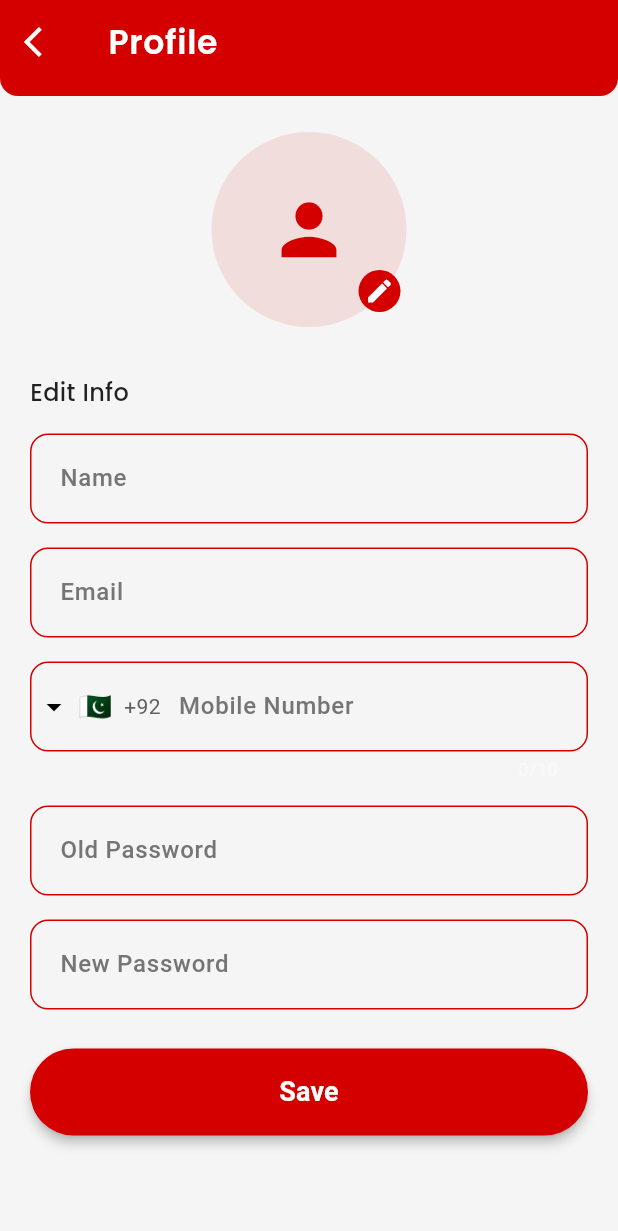
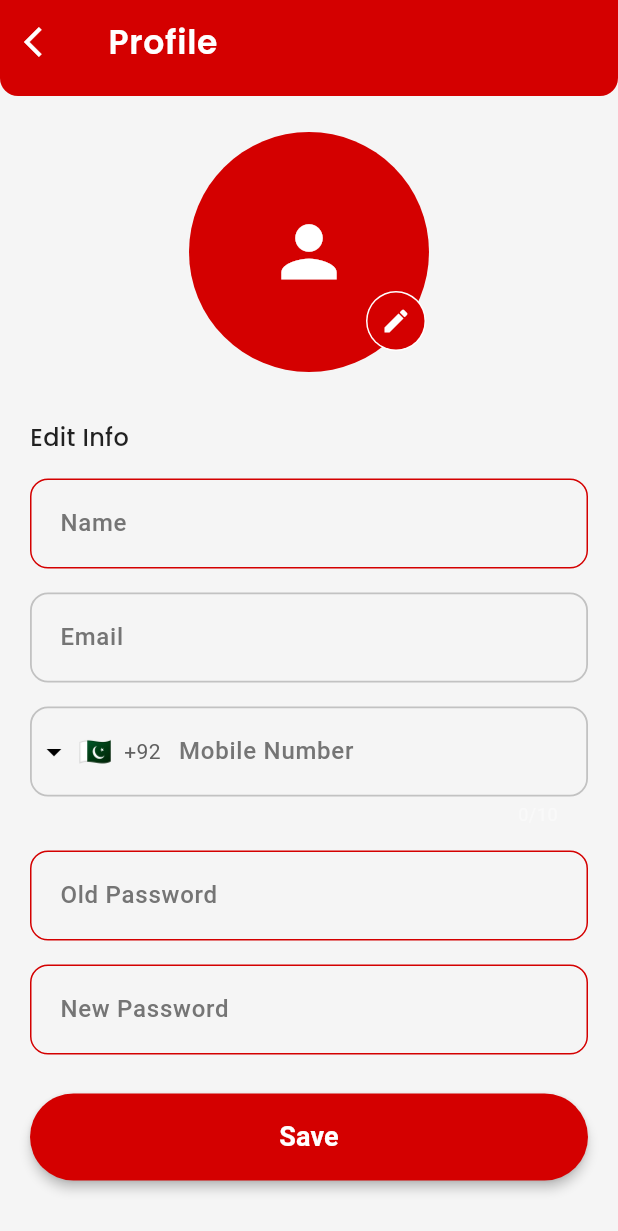
Before and after one commit to Axfal/food_panda_app, a Flutter app: the ProfileScreen screen opened by its route, after a tap on the "edit" icon, on a phone screen of 412 x 824 dp. Shown: the top 1231 px of the screen. Run offline on Flutter 3.47's test engine with Material 3 defaults, Android fonts, the light colour scheme and no system bars; drawn by our look-alikes of intl_phone_field; our stand-ins replace animate_do, another_flushbar, audioplayers, badges, bloc, cached_network_image and 18 more; missing offline and left inert: google_maps_flutter_android, google_maps_flutter_platform_interface; accounts and stored records are empty; network calls fail.

Commit message:
profile section now completely dynamic

```diff
--- a/lib/bloc/account/profile/profile_state.dart
+++ b/lib/bloc/account/profile/profile_state.dart
@@ -26,7 +26,7 @@ class ProfileState extends Equatable {
   }) {
     return ProfileState(
       name: name ?? this.name,
-      photo: photo ?? photo,
+      photo: photo ?? this.photo,
       oldPassword: oldPassword ?? this.oldPassword,
       newPassword: newPassword ?? this.newPassword,
       userModel: userModel ?? this.userModel,
--- a/lib/bloc/order_history/order_history_bloc.dart
+++ b/lib/bloc/order_history/order_history_bloc.dart
@@ -79,7 +79,7 @@ class OrderHistoryBloc extends Bloc<OrderHistoryEvent, OrderHistoryState> {
     final orderNumber = updateData['order_number'];
 
     final userId = SessionController.user.id.toString();
-    if (customerId != "2"/*userId*/) return;
+    if (customerId != "2" /*userId*/ ) return;
 
     final updatedOrders = state.orderHistoryModel.orders?.map((order) {
       if (order.orderNumber == orderNumber) {
--- a/lib/config/components/custom_phone_field.dart
+++ b/lib/config/components/custom_phone_field.dart
@@ -60,10 +60,15 @@ class CustomPhoneField extends StatelessWidget {
           borderRadius: BorderRadius.circular(12),
           borderSide: BorderSide(color: AppColors.primary, width: 1),
         ),
-       disabledBorder: OutlineInputBorder(
+        disabledBorder: OutlineInputBorder(
           borderRadius: BorderRadius.circular(12),
-          borderSide: BorderSide(color: AppColors.primary, width: 1),
+          borderSide: BorderSide(
+            color: AppColors.grey.withValues(alpha: 0.4),
+            style: BorderStyle.solid,
+            width: 1.2,
+          ),
         ),
+
         focusedBorder: OutlineInputBorder(
           borderRadius: BorderRadius.circular(12),
           borderSide: BorderSide(color: AppColors.primary, width: 2),
--- a/lib/config/components/custom_text_field.dart
+++ b/lib/config/components/custom_text_field.dart
@@ -37,7 +37,6 @@ class CustomTextField extends StatelessWidget {
 
   @override
   Widget build(BuildContext context) {
-
     return TextFormField(
       controller: controller,
       focusNode: focusNode,
@@ -78,7 +77,11 @@ class CustomTextField extends StatelessWidget {
         ),
         disabledBorder: OutlineInputBorder(
           borderRadius: BorderRadius.circular(12),
-          borderSide: BorderSide(color: AppColors.primary, width: 1),
+          borderSide: BorderSide(
+            color: AppColors.grey.withValues(alpha: 0.4),
+            style: BorderStyle.solid,
+            width: 1.2,
+          ),
         ),
         focusedBorder: OutlineInputBorder(
           borderRadius: BorderRadius.circular(12),
--- a/lib/pages/home/home_page.dart
+++ b/lib/pages/home/home_page.dart
@@ -53,7 +53,7 @@ class _HomePageState extends State<HomePage> {
 
     if (!locationSession.hasLocation) {
       Timer(const Duration(seconds: 1), () {
-        Navigator.of(context).push(_createRoute());
+        // Navigator.of(context).push(_createRoute());
       });
     }
   }
--- a/lib/pages/profile/subPages/profile/profile_screen.dart
+++ b/lib/pages/profile/subPages/profile/profile_screen.dart
@@ -6,6 +6,7 @@ import 'package:excellent_trade_app/pages/profile/subPages/profile/widgets/new_p
 import 'package:excellent_trade_app/pages/profile/subPages/profile/widgets/old_password_input_widget.dart';
 import 'package:excellent_trade_app/pages/profile/subPages/profile/widgets/phone_text_field.dart';
 import 'package:excellent_trade_app/pages/profile/subPages/profile/widgets/submit_input_widget.dart';
+import 'package:excellent_trade_app/repository/auth/auth_repository.dart';
 import 'package:flutter/material.dart';
 import 'package:flutter_bloc/flutter_bloc.dart';
 import 'package:google_fonts/google_fonts.dart';
@@ -27,14 +28,27 @@ class _ProfileScreenState extends State<ProfileScreen> {
   final ImagePicker _picker = ImagePicker();
 
   Future<void> _pickImage() async {
-    final XFile? image = await _picker.pickImage(source: ImageSource.gallery);
-    if (image != null) {
-      setState(() {
-        _selectedImage = File(image.path);
-      });
-      context.read<ProfileBloc>().add(PhotoChangeEvent(photo: _selectedImage!));
+    try {
+      final XFile? picked = await _picker.pickImage(source: ImageSource.gallery);
+
+      if (picked == null) {
+        print("No image selected");
+        return;
+      }
+
+      final file = File(picked.path);
+      print("Selected image path: ${file.path}");
+
+      // Update UI optimistically (optional if Bloc rebuilds UI)
+      setState(() => _selectedImage = file);
+
+      // Send to Bloc
+      context.read<ProfileBloc>().add(PhotoChangeEvent(photo: file));
+    } catch (e) {
+      print("Image picking failed: $e");
     }
   }
+
 
   @override
   Widget build(BuildContext context) {
@@ -47,7 +61,8 @@ class _ProfileScreenState extends State<ProfileScreen> {
           icon: const Icon(Icons.arrow_back_ios, color: Colors.white),
         ),
       ),
-      body: GestureDetector(
+      body: SafeArea(
+        child: GestureDetector(
           onTap: () => FocusScope.of(context).unfocus(),
           child: SingleChildScrollView(
             child: Padding(
@@ -61,34 +76,36 @@ class _ProfileScreenState extends State<ProfileScreen> {
                     children: [
                       BlocBuilder<ProfileBloc, ProfileState>(
                         buildWhen: (current, previous) =>
-                          current.userModel.photo != previous.userModel.photo,
+                            current.userModel.photo !=
+                                previous.userModel.photo ||
+                            current.photo != previous.photo,
                         builder: (context, state) {
                           final photoUrl = state.userModel.photo;
 
                           return CircleAvatar(
-                          radius: 65,
+                            radius: 80,
                             backgroundColor: AppColors.primary.withValues(
-                            alpha: 0.099,
+                              alpha: 1,
                             ),
                             child: ClipRRect(
-                            borderRadius: BorderRadius.circular(65),
+                              borderRadius: BorderRadius.circular(100),
                               child: _selectedImage != null
                                   ? Image.file(
                                       _selectedImage!,
-                                    width: 120,
-                                    height: 120,
+                                      width: 158,
+                                      height: 158,
                                       fit: BoxFit.cover,
                                     )
                                   : Image.network(
                                       photoUrl,
-                                    width: 120,
-                                    height: 120,
+                                      width: 158,
+                                      height: 158,
                                       fit: BoxFit.cover,
                                       errorBuilder:
                                           (context, error, stackTrace) => Icon(
                                             Icons.person,
                                             size: 55,
-                                          color: AppColors.primary,
+                                            color: AppColors.white,
                                           ),
                                     ),
                             ),
@@ -96,10 +113,19 @@ class _ProfileScreenState extends State<ProfileScreen> {
                         },
                       ),
                       Positioned(
-                      right: 4,
-                      bottom: 10,
+                        right: 2,
+                        bottom: 14,
                         child: GestureDetector(
                           onTap: _pickImage,
+                          child: Container(
+                            height: 40,
+                            width: 40,
+                            decoration: BoxDecoration(
+                              color: Colors.white,
+                              borderRadius: BorderRadius.circular(100),
+                            ),
+                            child: Padding(
+                              padding: const EdgeInsets.all(1.0),
                               child: Container(
                                 padding: const EdgeInsets.all(4),
                                 decoration: BoxDecoration(
@@ -110,6 +136,8 @@ class _ProfileScreenState extends State<ProfileScreen> {
                                   Icons.edit,
                                   size: 20,
                                   color: Colors.white,
+                                ),
+                              ),
                             ),
                           ),
                         ),
@@ -153,6 +181,7 @@ class _ProfileScreenState extends State<ProfileScreen> {
             ),
           ),
         ),
+      ),
     );
   }
 }
--- a/lib/pages/profile/subPages/profile/widgets/new_password_input_widget.dart
+++ b/lib/pages/profile/subPages/profile/widgets/new_password_input_widget.dart
@@ -24,6 +24,7 @@ class _NewPasswordInputWidgetState extends State<NewPasswordInputWidget> {
   @override
   Widget build(BuildContext context) {
     return BlocBuilder<ProfileBloc, ProfileState>(
+      buildWhen: (current, previous) => current.newPassword != previous.newPassword,
       builder: (context, state) {
         return CustomTextField(
           label: "New Password",
--- a/lib/pages/profile/subPages/profile/widgets/old_password_input_widget.dart
+++ b/lib/pages/profile/subPages/profile/widgets/old_password_input_widget.dart
@@ -28,12 +28,12 @@ class _OldPasswordInputWidgetState extends State<OldPasswordInputWidget> {
       buildWhen: (current, previous) =>
           current.oldPassword != previous.oldPassword,
       builder: (context, state) {
-        if (state.oldPassword != oldPasswordController.text) {
-          oldPasswordController.text = state.oldPassword;
-          oldPasswordController.selection = TextSelection.fromPosition(
-            TextPosition(offset: oldPasswordController.text.length),
-          );
-        }
+        // if (state.oldPassword != oldPasswordController.text) {
+        //   oldPasswordController.text = state.oldPassword;
+        //   oldPasswordController.selection = TextSelection.fromPosition(
+        //     TextPosition(offset: oldPasswordController.text.length),
+        //   );
+        // }
 
         return CustomTextField(
           label: 'Old Password',
--- a/lib/pages/profile/subPages/profile/widgets/submit_input_widget.dart
+++ b/lib/pages/profile/subPages/profile/widgets/submit_input_widget.dart
@@ -30,9 +30,9 @@ class _SubmitInputWidgetState extends State<SubmitInputWidget> {
           context.flushBarSuccessMessage(
             message: state.profileApiResponse.data.toString(),
           );
-          context.read<ProfileBloc>().add(
-            FetchProfileEvent(id: state.userModel.id.toString()),
-          );
+          // context.read<ProfileBloc>().add(
+          //   FetchProfileEvent(id: state.userModel.id.toString()),
+          // );
         }
       },
       builder: (context, state) {
--- a/lib/repository/profile/profile_api_repository.dart
+++ b/lib/repository/profile/profile_api_repository.dart
@@ -1,4 +1,4 @@
 abstract  class ProfileApiRepository{
-  Future<dynamic> getProfile(String id) async{}
-  Future<dynamic> updateProfile(dynamic data) async{}
+  Future<dynamic> getProfile(String id);
+  Future<dynamic> updateProfile(dynamic data);
 }
```
Also changed, not shown: lib/bloc/account/profile/profile_bloc.dart (+42 -43 lines), lib/pages/profile/subPages/profile/widgets/name_text_field.dart (+7 -8 lines), lib/pages/restaurant_owner/sub_screens/profile.dart (+12 -1 lines). Lines whose indentation alone changed are shown as unchanged.
